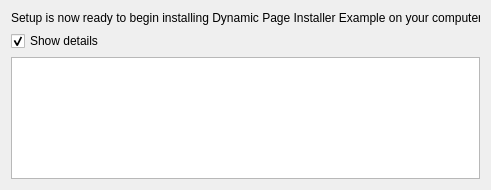
mne-tools/mne-cpp, file tools/ifw_installer/windows/packages/org.mne_cpp.suite/meta/readytoinstallwidget.ui: the form before one commit.
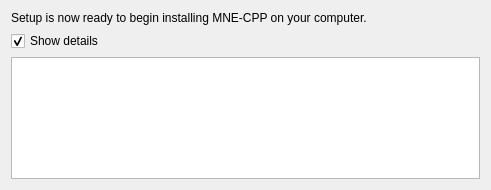
The form after the commit.

Commit message: MNE-CPP installer

What changed in the file:
```diff
--- a/tools/ifw_installer/windows/packages/org.mne_cpp.suite/meta/readytoinstallwidget.ui
+++ b/tools/ifw_installer/windows/packages/org.mne_cpp.suite/meta/readytoinstallwidget.ui
@@ -29,7 +29,7 @@
       </sizepolicy>
      </property>
      <property name="text">
-      <string>Setup is now ready to begin installing Dynamic Page Installer Example on your computer.</string>
+      <string>Setup is now ready to begin installing MNE-CPP on your computer.</string>
      </property>
     </widget>
    </item>
```
The commit also changes 11 other files.
